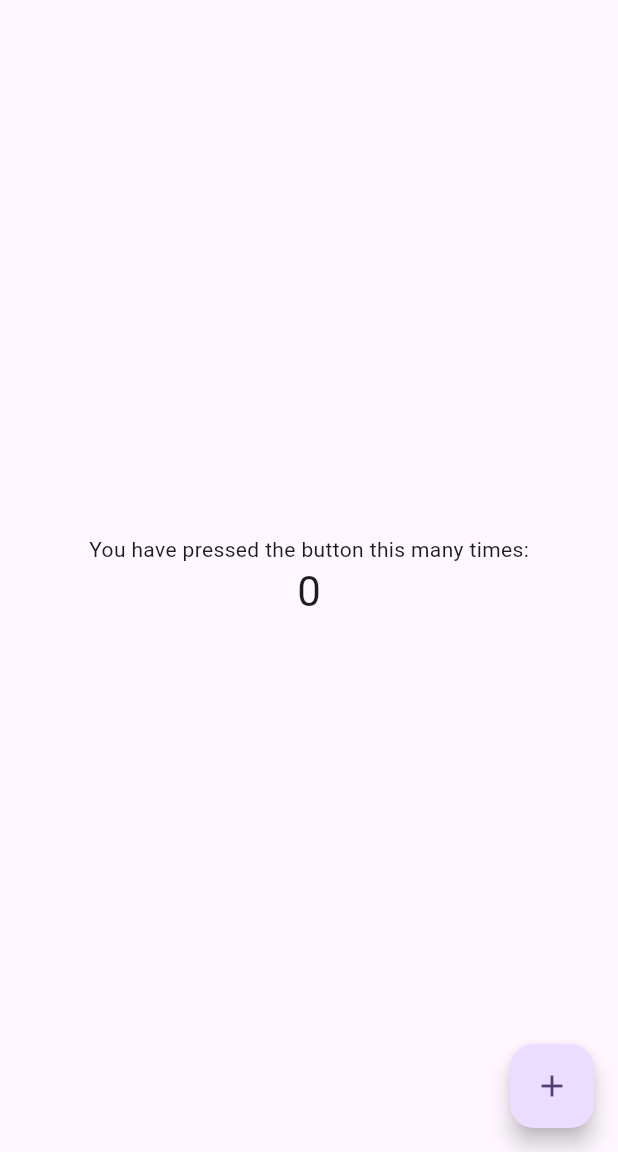
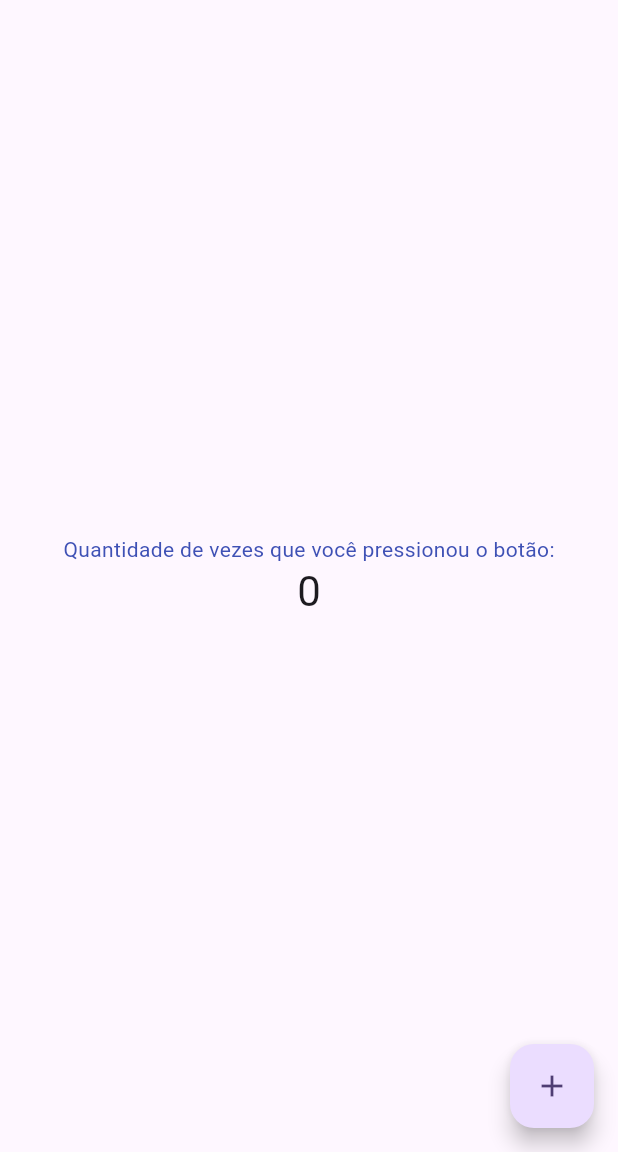
Before and after one commit to lolaleid/dio-formacao-flutter-specialist, a Flutter app: the screen it shows after launch, on a phone screen of 412 x 824 dp, the part 84-1236 px from its top. Run offline on Flutter 3.47's test engine with Material 3 defaults, Android fonts, the phone set to English and light mode, and no system bars.

Commit message:
Alteração da cor e conteúdo do texto.

```diff
--- a/desafios/01-subindo-projeto-no-github/myapp/lib/main.dart
+++ b/desafios/01-subindo-projeto-no-github/myapp/lib/main.dart
@@ -106,7 +106,8 @@ class _MyHomePageState extends State<MyHomePage> {
           mainAxisAlignment: MainAxisAlignment.center,
           children: <Widget>[
             const Text(
-              'You have pressed the button this many times:',
+              'Quantidade de vezes que você pressionou o botão:',
+              style: TextStyle(color: Colors.indigo),
             ),
             Text(
               '$_counter',
```
